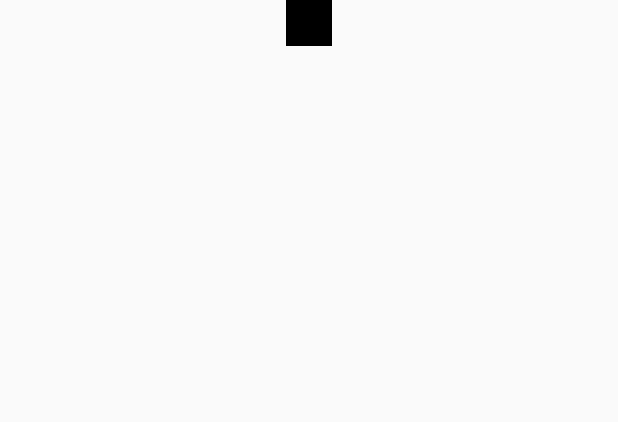
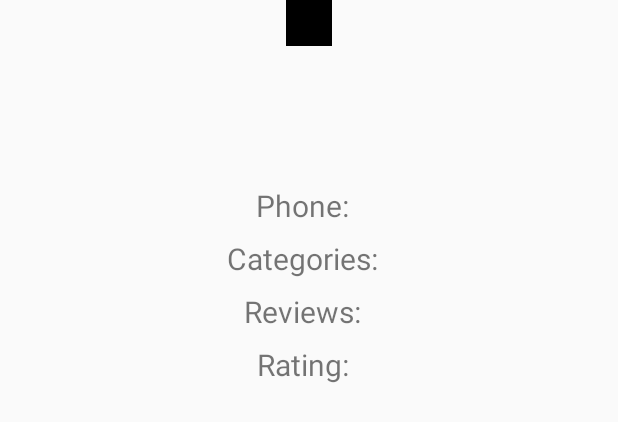
Before and after one commit to bravodavid56/eat-me, an Android app: the layout business_list_item.xml on its own in the app's theme, with its tools: preview values and no code run, on a phone screen of 412 x 824 dp. Shown: the top 422 px of the screen. Run offline under Robolectric (Android 15) with nearby library versions, the phone set to English and light mode, and no system bars.

Commit message:
added some text and slightly more padding

```diff
--- a/EatMe/app/src/main/res/layout/business_list_item.xml
+++ b/EatMe/app/src/main/res/layout/business_list_item.xml
@@ -32,40 +32,115 @@
         android:textSize="20sp"
         android:textAlignment="center"/>
 
+    <LinearLayout
+        android:layout_width="wrap_content"
+        android:layout_height="wrap_content"
+        android:orientation="horizontal"
+        android:layout_gravity="center_horizontal"
+        android:layout_marginTop="8sp">
+
+        <TextView
+            android:layout_width="wrap_content"
+            android:layout_height="wrap_content"
+            android:layout_gravity="center_horizontal"
+            android:layout_marginRight="8sp"
+            android:textSize="20sp"
+            android:textAlignment="center"
+            android:text="@string/phone"/>
+
         <TextView
             android:id="@+id/business_phone"
             android:layout_width="wrap_content"
             android:layout_height="wrap_content"
             android:layout_gravity="center_horizontal"
-        android:layout_marginTop="8sp"
             android:textSize="20sp"
             android:textAlignment="center"/>
+
+    </LinearLayout>
+
+
+
+    <LinearLayout
+        android:layout_width="wrap_content"
+        android:layout_height="wrap_content"
+        android:orientation="horizontal"
+        android:layout_gravity="center_horizontal"
+        android:layout_marginTop="8sp">
+
+        <TextView
+            android:layout_width="wrap_content"
+            android:layout_height="wrap_content"
+            android:layout_gravity="center_horizontal"
+            android:layout_marginRight="8sp"
+            android:textSize="20sp"
+            android:textAlignment="center"
+            android:text="@string/categories"/>
 
         <TextView
             android:id="@+id/business_categories"
             android:layout_width="wrap_content"
             android:layout_height="wrap_content"
             android:layout_gravity="center_horizontal"
-        android:layout_marginTop="8sp"
             android:textSize="20sp"
             android:textAlignment="center"/>
+
+    </LinearLayout>
+
+
+
+    <LinearLayout
+        android:layout_width="wrap_content"
+        android:layout_height="wrap_content"
+        android:orientation="horizontal"
+        android:layout_gravity="center_horizontal"
+        android:layout_marginTop="8sp">
+
+        <TextView
+            android:layout_width="wrap_content"
+            android:layout_height="wrap_content"
+            android:layout_gravity="center_horizontal"
+            android:layout_marginRight="8sp"
+            android:textSize="20sp"
+            android:textAlignment="center"
+            android:text="@string/review_count"/>
 
         <TextView
             android:id="@+id/business_review_count"
             android:layout_width="wrap_content"
             android:layout_height="wrap_content"
             android:layout_gravity="center_horizontal"
-        android:layout_marginTop="8sp"
             android:textSize="20sp"
             android:textAlignment="center"/>
+
+    </LinearLayout>
+
+    <LinearLayout
+        android:layout_width="wrap_content"
+        android:layout_height="wrap_content"
+        android:orientation="horizontal"
+        android:layout_gravity="center_horizontal"
+        android:layout_marginTop="8sp"
+        android:layout_marginBottom="10sp">
+
+        <TextView
+            android:layout_width="wrap_content"
+            android:layout_height="wrap_content"
+            android:layout_gravity="center_horizontal"
+            android:layout_marginRight="8sp"
+            android:textSize="20sp"
+            android:textAlignment="center"
+            android:text="@string/rating"/>
 
         <TextView
             android:id="@+id/business_rating"
             android:layout_width="wrap_content"
             android:layout_height="wrap_content"
             android:layout_gravity="center_horizontal"
-        android:layout_marginTop="8sp"
             android:textSize="20sp"
             android:textAlignment="center"/>
 
     </LinearLayout>
+
+
+
+</LinearLayout>
--- a/EatMe/app/src/main/res/values/strings.xml
+++ b/EatMe/app/src/main/res/values/strings.xml
@@ -11,4 +11,8 @@
     <string name="title_activity_nearby">Map</string>
     <string name="roulette_button">GO!</string>
     <string name="popup_text">By pressing \'GO!\' a random restaurant will be chosen for you.</string>
+    <string name="review_count">Reviews: </string>
+    <string name="categories">Categories: </string>
+    <string name="rating">Rating: </string>
+    <string name="phone">Phone: </string>
 </resources>
```
Lines whose indentation alone changed are shown as unchanged.
